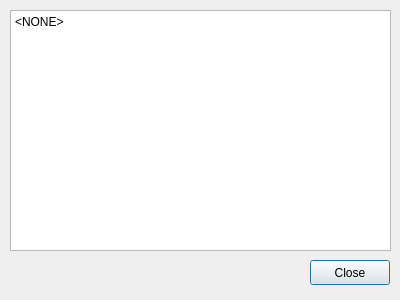
This is src/informations.ui in obook/I-like-Chopin as Qt 5 draws it before an edit. The edited form follows.
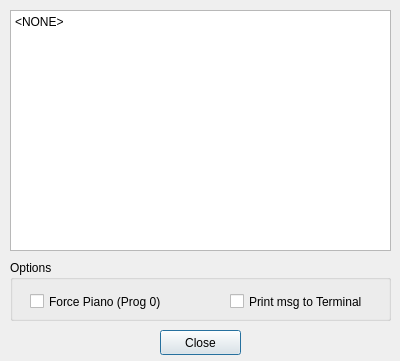
This is the edited form.

Commit message: Addd : Force piano on all tracks, except for drums

The edit to the form file:
```diff
--- a/src/informations.ui
+++ b/src/informations.ui
@@ -7,7 +7,7 @@
     <x>0</x>
     <y>0</y>
     <width>400</width>
-    <height>300</height>
+    <height>361</height>
    </rect>
   </property>
   <property name="windowTitle">
@@ -16,9 +16,9 @@
   <widget class="QPushButton" name="pushButton_Close">
    <property name="geometry">
     <rect>
-     <x>310</x>
-     <y>260</y>
-     <width>80</width>
+     <x>160</x>
+     <y>330</y>
+     <width>81</width>
      <height>25</height>
     </rect>
    </property>
@@ -49,6 +49,45 @@
 &lt;p style=&quot; margin-top:0px; margin-bottom:0px; margin-left:0px; margin-right:0px; -qt-block-indent:0; text-indent:0px;&quot;&gt;&amp;lt;NONE&amp;gt;&lt;/p&gt;&lt;/body&gt;&lt;/html&gt;</string>
    </property>
   </widget>
+  <widget class="QGroupBox" name="groupBox">
+   <property name="geometry">
+    <rect>
+     <x>10</x>
+     <y>260</y>
+     <width>381</width>
+     <height>61</height>
+    </rect>
+   </property>
+   <property name="title">
+    <string>Options</string>
+   </property>
+   <widget class="QCheckBox" name="checkBox_PrintTerminalMsg">
+    <property name="geometry">
+     <rect>
+      <x>220</x>
+      <y>30</y>
+      <width>141</width>
+      <height>23</height>
+     </rect>
+    </property>
+    <property name="text">
+     <string>Print msg to Terminal</string>
+    </property>
+   </widget>
+   <widget class="QCheckBox" name="checkBox_ForceIntrument0">
+    <property name="geometry">
+     <rect>
+      <x>20</x>
+      <y>30</y>
+      <width>171</width>
+      <height>23</height>
+     </rect>
+    </property>
+    <property name="text">
+     <string>Force Piano (Prog 0)</string>
+    </property>
+   </widget>
+  </widget>
  </widget>
  <resources/>
  <connections/>
```
The commit also changes 9 other files.
